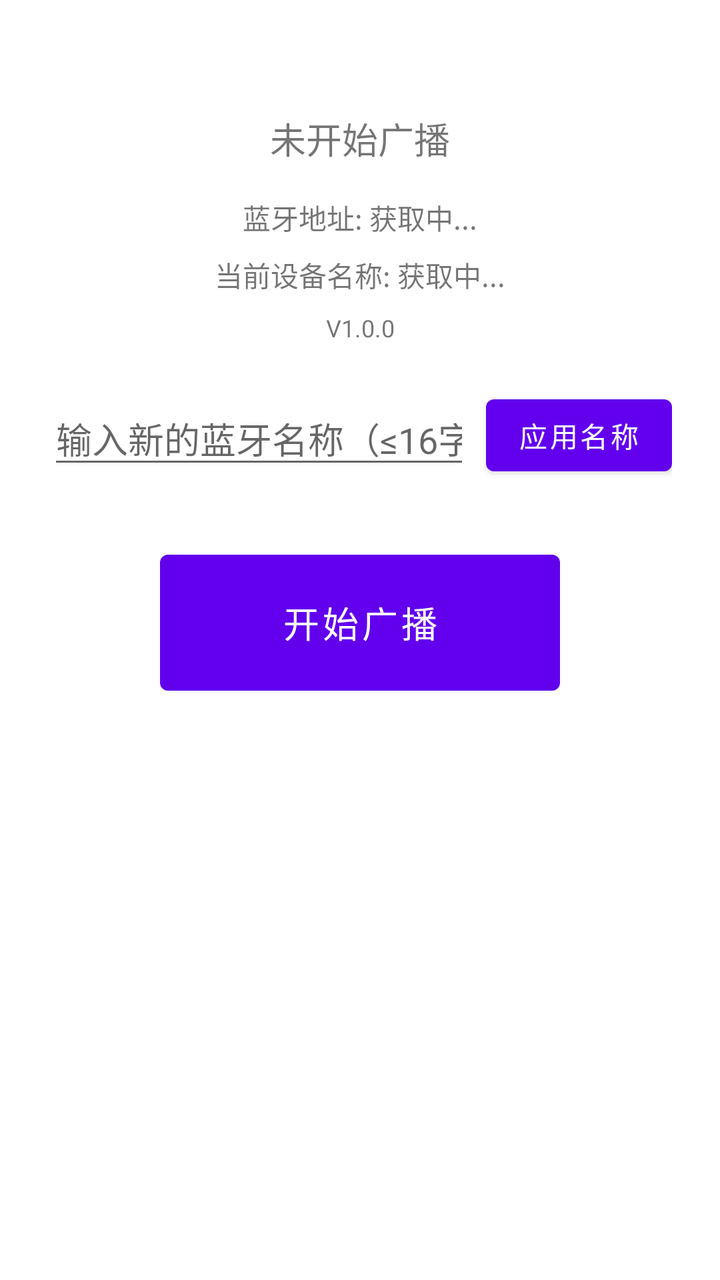
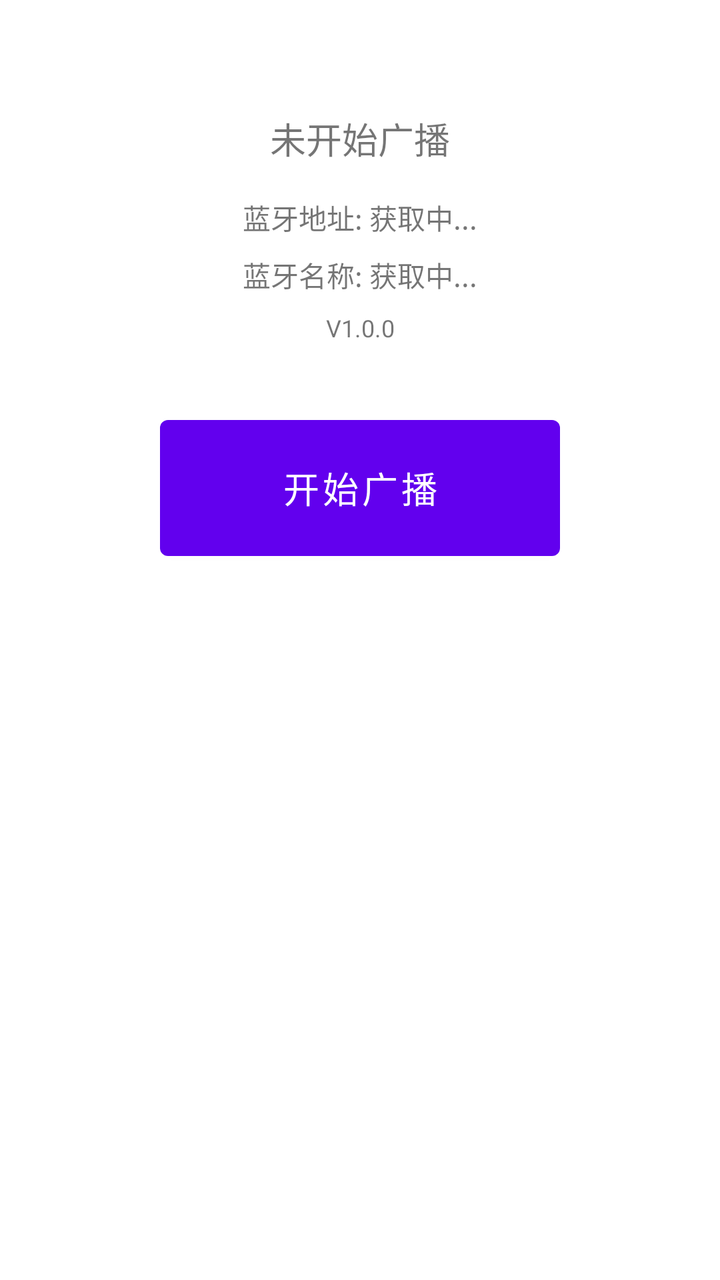

The first picture is an Android layout as it rendered before a commit; the second is the same layout after the commit. The layout source and the unified diff follow.
<!-- AndroidManifest.xml: application theme Theme.BLEAnchor -->
<!-- res/layout/activity_main.xml -->
<?xml version="1.0" encoding="utf-8"?>
<ScrollView xmlns:android="http://schemas.android.com/apk/res/android"
    xmlns:app="http://schemas.android.com/apk/res-auto"
    android:layout_width="match_parent"
    android:layout_height="match_parent">

    <androidx.constraintlayout.widget.ConstraintLayout
        android:layout_width="match_parent"
        android:layout_height="wrap_content"
        android:padding="24dp">

        <TextView
            android:id="@+id/status_text"
            android:layout_width="wrap_content"
            android:layout_height="wrap_content"
            android:text="未开始广播"
            android:textSize="18sp"
            app:layout_constraintTop_toTopOf="parent"
            app:layout_constraintStart_toStartOf="parent"
            app:layout_constraintEnd_toEndOf="parent"
            android:layout_marginTop="32dp"/>

        <TextView
            android:id="@+id/address_text"
            android:layout_width="wrap_content"
            android:layout_height="wrap_content"
            android:text="蓝牙地址: 获取中..."
            android:textSize="14sp"
            app:layout_constraintTop_toBottomOf="@id/status_text"
            app:layout_constraintStart_toStartOf="parent"
            app:layout_constraintEnd_toEndOf="parent"
            android:layout_marginTop="16dp"/>

        <TextView
            android:id="@+id/current_name_text"
            android:layout_width="wrap_content"
            android:layout_height="wrap_content"
            android:text="当前设备名称: 获取中..."
            android:textSize="14sp"
            app:layout_constraintTop_toBottomOf="@id/address_text"
            app:layout_constraintStart_toStartOf="parent"
            app:layout_constraintEnd_toEndOf="parent"
            android:layout_marginTop="8dp"/>

        <TextView
            android:id="@+id/version_text"
            android:layout_width="wrap_content"
            android:layout_height="wrap_content"
            android:text="V1.0.0"
            android:textSize="12sp"
            app:layout_constraintTop_toBottomOf="@id/current_name_text"
            app:layout_constraintStart_toStartOf="parent"
            app:layout_constraintEnd_toEndOf="parent"
            android:layout_marginTop="8dp"/>

        <EditText
            android:id="@+id/name_input"
            android:layout_width="0dp"
            android:layout_height="wrap_content"
            android:hint="输入新的蓝牙名称（≤16字符）"
            android:inputType="text"
            android:maxLength="32"
            app:layout_constraintTop_toBottomOf="@id/version_text"
            app:layout_constraintStart_toStartOf="parent"
            app:layout_constraintEnd_toStartOf="@id/apply_name_button"
            android:layout_marginTop="24dp"
            android:layout_marginEnd="8dp"/>

        <Button
            android:id="@+id/apply_name_button"
            android:layout_width="wrap_content"
            android:layout_height="wrap_content"
            android:text="应用名称"
            app:layout_constraintTop_toTopOf="@id/name_input"
            app:layout_constraintBottom_toBottomOf="@id/name_input"
            app:layout_constraintEnd_toEndOf="parent"/>

        <Button
            android:id="@+id/toggle_button"
            android:layout_width="200dp"
            android:layout_height="80dp"
            android:text="开始广播"
            android:textSize="18sp"
            app:layout_constraintTop_toBottomOf="@id/name_input"
            app:layout_constraintStart_toStartOf="parent"
            app:layout_constraintEnd_toEndOf="parent"
            android:layout_marginTop="32dp"/>

    </androidx.constraintlayout.widget.ConstraintLayout>
</ScrollView>
<!-- resources referenced by this layout -->
<resources>
  <style name="Theme.BLEAnchor" parent="Theme.MaterialComponents.DayNight.NoActionBar" />
</resources>

<!-- the commit's change to res/layout/activity_main.xml (unified diff, before → after) -->
@@ -32,10 +32,10 @@
             android:layout_marginTop="16dp"/>
 
         <TextView
-            android:id="@+id/current_name_text"
+            android:id="@+id/name_text"
             android:layout_width="wrap_content"
             android:layout_height="wrap_content"
-            android:text="当前设备名称: 获取中..."
+            android:text="蓝牙名称: 获取中..."
             android:textSize="14sp"
             app:layout_constraintTop_toBottomOf="@id/address_text"
             app:layout_constraintStart_toStartOf="parent"
@@ -48,32 +48,10 @@
             android:layout_height="wrap_content"
             android:text="V1.0.0"
             android:textSize="12sp"
-            app:layout_constraintTop_toBottomOf="@id/current_name_text"
+            app:layout_constraintTop_toBottomOf="@id/name_text"
             app:layout_constraintStart_toStartOf="parent"
             app:layout_constraintEnd_toEndOf="parent"
             android:layout_marginTop="8dp"/>
-
-        <EditText
-            android:id="@+id/name_input"
-            android:layout_width="0dp"
-            android:layout_height="wrap_content"
-            android:hint="输入新的蓝牙名称（≤16字符）"
-            android:inputType="text"
-            android:maxLength="32"
-            app:layout_constraintTop_toBottomOf="@id/version_text"
-            app:layout_constraintStart_toStartOf="parent"
-            app:layout_constraintEnd_toStartOf="@id/apply_name_button"
-            android:layout_marginTop="24dp"
-            android:layout_marginEnd="8dp"/>
-
-        <Button
-            android:id="@+id/apply_name_button"
-            android:layout_width="wrap_content"
-            android:layout_height="wrap_content"
-            android:text="应用名称"
-            app:layout_constraintTop_toTopOf="@id/name_input"
-            app:layout_constraintBottom_toBottomOf="@id/name_input"
-            app:layout_constraintEnd_toEndOf="parent"/>
 
         <Button
             android:id="@+id/toggle_button"
@@ -81,7 +59,7 @@
             android:layout_height="80dp"
             android:text="开始广播"
             android:textSize="18sp"
-            app:layout_constraintTop_toBottomOf="@id/name_input"
+            app:layout_constraintTop_toBottomOf="@id/version_text"
             app:layout_constraintStart_toStartOf="parent"
             app:layout_constraintEnd_toEndOf="parent"
             android:layout_marginTop="32dp"/>
